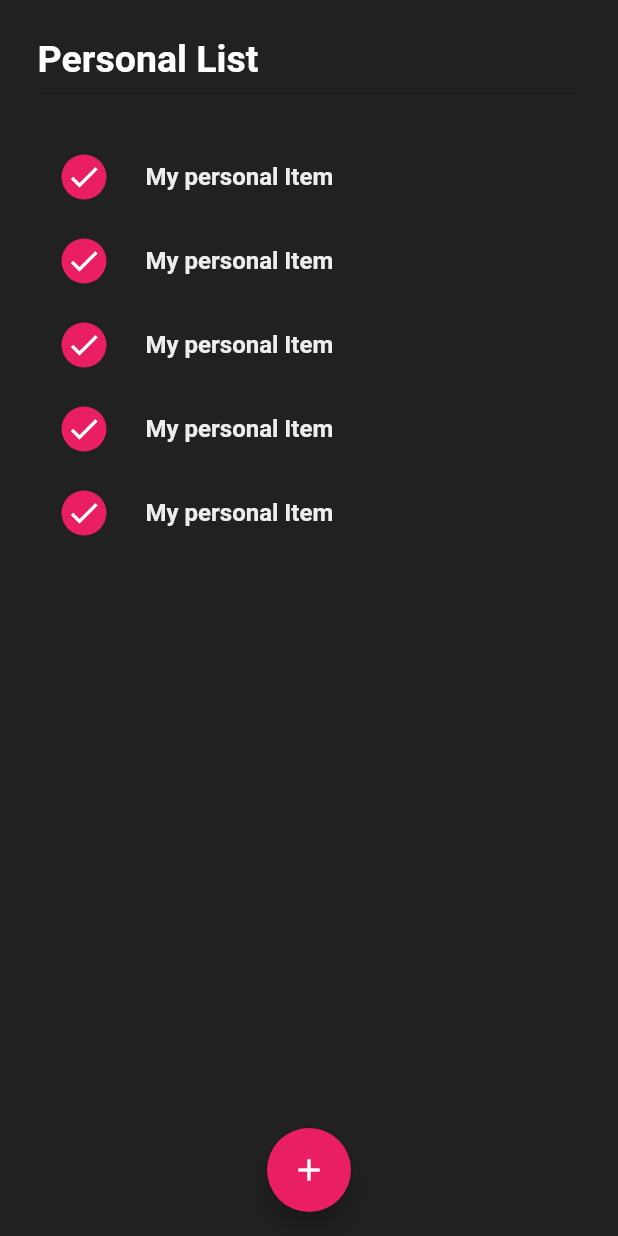
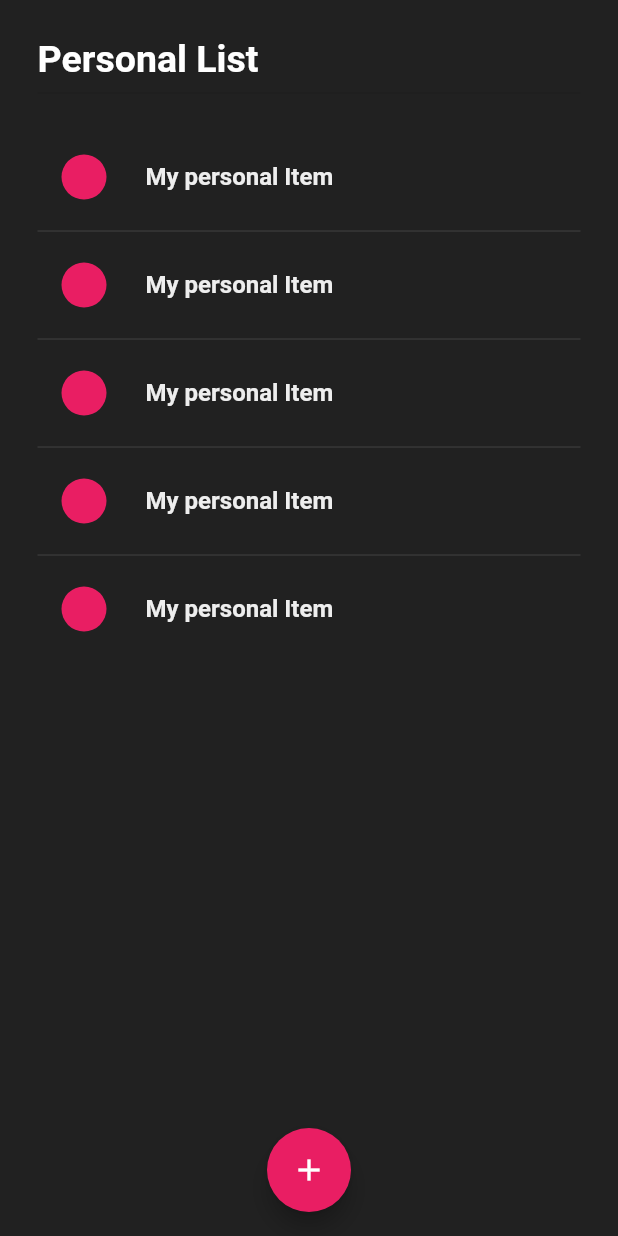
Before and after one commit to RafaelMarinho96/todo-list, a Flutter app: the screen it shows after launch, on a phone screen of 412 x 824 dp. Run offline on Flutter 3.47's test engine with Material 2 defaults, Android fonts, the phone set to English and light mode, and no system bars.

Commit message:
fix: transform list screen stateless to stateful

```diff
--- a/lib/screens/list_screen.dart
+++ b/lib/screens/list_screen.dart
@@ -1,6 +1,13 @@
 import 'package:flutter/material.dart';
 
-class ListScreen extends StatelessWidget {
+class ListScreen extends StatefulWidget {
+  @override
+  _ListScreenState createState() => _ListScreenState();
+}
+
+class _ListScreenState extends State<ListScreen> {
+  bool isChecked = false;
+
   @override
   Widget build(BuildContext context) {
     return Scaffold(
@@ -22,7 +29,10 @@ class ListScreen extends StatelessWidget {
             SizedBox(
               height: 20.0,
             ),
-            ListView.builder(
+            ListView.separated(
+                separatorBuilder: (context, index) => Divider(
+                      color: Colors.grey[800],
+                    ),
                 shrinkWrap: true,
                 itemCount: 5,
                 itemBuilder: (context, index) {
@@ -42,10 +52,12 @@ class ListScreen extends StatelessWidget {
                       decoration: BoxDecoration(
                           color: Theme.of(context).primaryColor,
                           shape: BoxShape.circle),
-                      child: Icon(
-                        Icons.check,
-                        color: Colors.white,
-                      ),
+                      child: isChecked
+                          ? Icon(
+                              Icons.check,
+                              color: Colors.white,
+                            )
+                          : Container(),
                     ),
                   );
                 })
```
